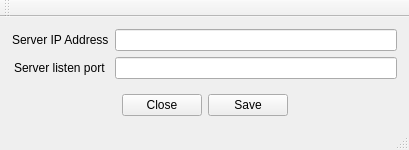
Qt form RealTimeFaceMaskDetector/TCPClientUI/TCPClientUI.ui (ita-social-projects/FaceRecognizer-Back-End) before a commit.
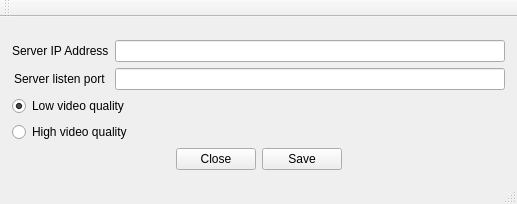
The same form after that commit.

Commit message: added video quality choice

```diff
--- a/RealTimeFaceMaskDetector/TCPClientUI/TCPClientUI.ui
+++ b/RealTimeFaceMaskDetector/TCPClientUI/TCPClientUI.ui
@@ -6,8 +6,8 @@
    <rect>
     <x>0</x>
     <y>0</y>
-    <width>409</width>
-    <height>150</height>
+    <width>517</width>
+    <height>204</height>
    </rect>
   </property>
   <property name="minimumSize">
@@ -90,6 +90,27 @@
         </property>
        </widget>
       </item>
+      <item row="2" column="0" colspan="2">
+       <layout class="QVBoxLayout" name="verticalLayout_3">
+        <item>
+         <widget class="QRadioButton" name="radioButton">
+          <property name="text">
+           <string>Low video quality</string>
+          </property>
+          <property name="checked">
+           <bool>true</bool>
+          </property>
+         </widget>
+        </item>
+        <item>
+         <widget class="QRadioButton" name="radioButton_2">
+          <property name="text">
+           <string>High video quality</string>
+          </property>
+         </widget>
+        </item>
+       </layout>
+      </item>
       <item row="3" column="0" colspan="2">
        <layout class="QHBoxLayout" name="horizontalLayout">
         <item>
@@ -134,19 +155,6 @@
         </item>
        </layout>
       </item>
-      <item row="2" column="0" colspan="2">
-       <spacer name="verticalSpacer">
-        <property name="orientation">
-         <enum>Qt::Vertical</enum>
-        </property>
-        <property name="sizeHint" stdset="0">
-         <size>
-          <width>20</width>
-          <height>40</height>
-         </size>
-        </property>
-       </spacer>
-      </item>
      </layout>
     </item>
    </layout>
```
Left out of the diff: 19 changed lines with no effect on the pictures. The commit also changes 4 other files.
